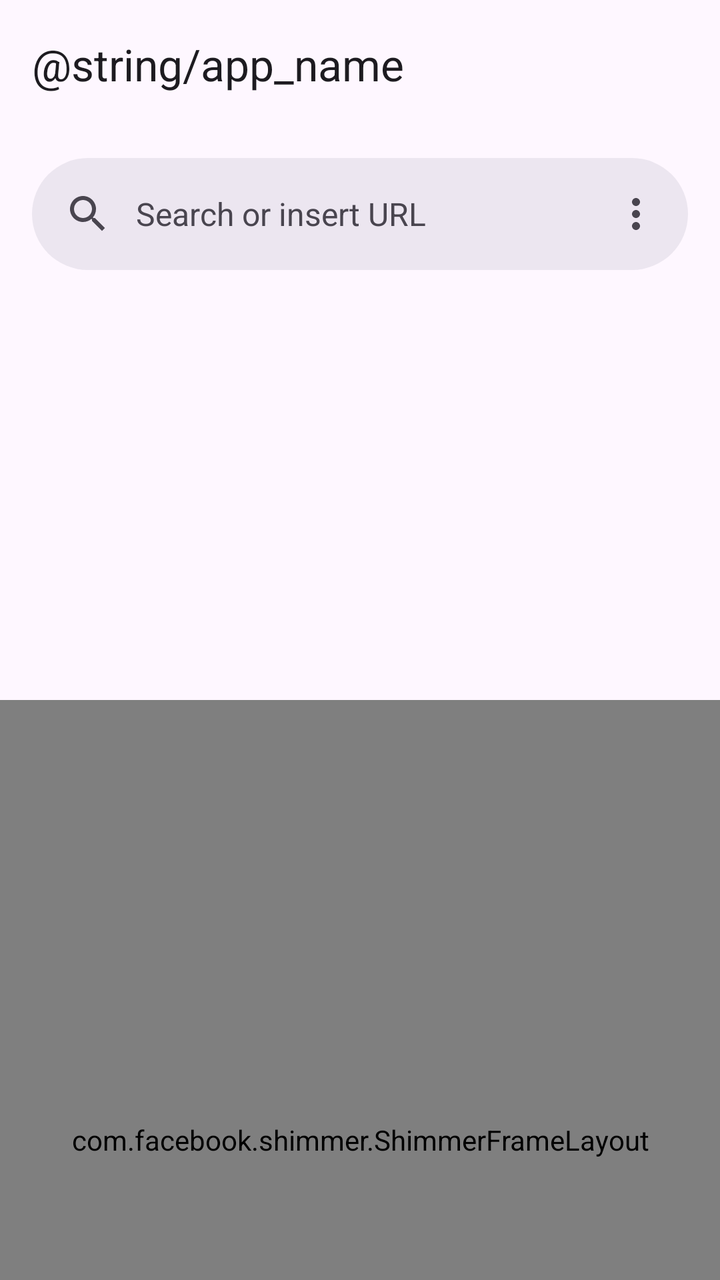
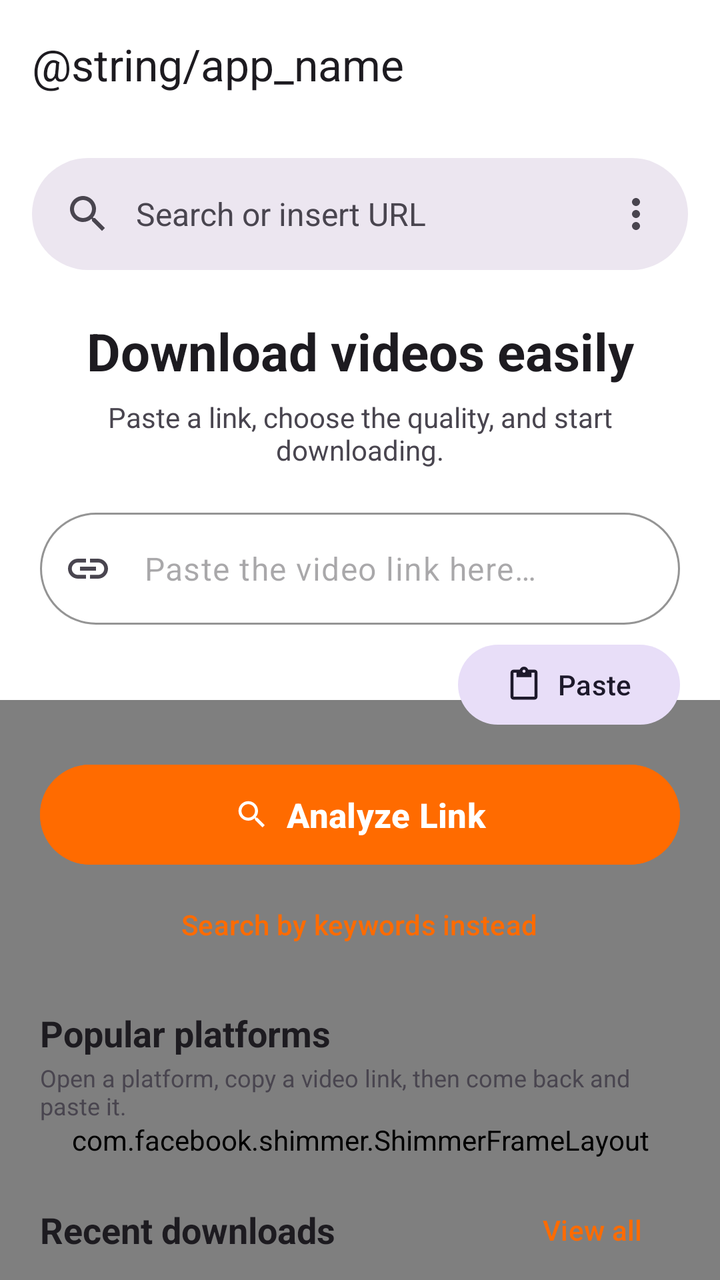

An Android layout rendered at two revisions. The XML below is the earlier revision; the diff shows what the commit changed to produce the second picture.
<!-- AndroidManifest.xml: application theme BaseTheme -->
<!-- res/layout/fragment_home.xml -->
<?xml version="1.0" encoding="utf-8"?>
<androidx.coordinatorlayout.widget.CoordinatorLayout android:layout_width="match_parent"
    android:layout_height="match_parent"
    xmlns:app="http://schemas.android.com/apk/res-auto"
    xmlns:android="http://schemas.android.com/apk/res/android">

    <com.google.android.material.search.SearchView
        android:id="@+id/search_view"
        android:layout_width="match_parent"
        android:layout_height="match_parent"
        android:hint="@string/search_hint"
        app:layout_anchor="@id/search_bar">

        <LinearLayout
            android:layout_width="match_parent"
            android:layout_height="wrap_content"
            android:orientation="vertical">

            <HorizontalScrollView
                android:layout_width="wrap_content"
                android:scrollbars="none"
                android:paddingHorizontal="10dp"
                android:layout_height="wrap_content">

                <com.google.android.material.chip.ChipGroup
                    android:id="@+id/providers"
                    android:layout_marginTop="5dp"
                    app:singleSelection="true"
                    app:chipSpacingVertical="-10dp"
                    android:layout_width="wrap_content"
                    android:layout_height="wrap_content"
                    app:singleLine="true" />

            </HorizontalScrollView>

            <View
                android:id="@+id/chipGroupDivider"
                android:layout_width="match_parent"
                android:layout_height="1dp"
                style="@style/Divider.Vertical"/>

            <androidx.constraintlayout.widget.ConstraintLayout
                android:id="@+id/queries_constraint"
                android:layout_width="match_parent"
                android:layout_height="wrap_content">

                <com.google.android.material.chip.ChipGroup
                    android:id="@+id/queries"
                    android:layout_margin="10dp"
                    app:chipSpacingVertical="-10dp"
                    app:layout_constraintStart_toStartOf="parent"
                    app:layout_constraintTop_toTopOf="parent"
                    app:layout_constraintHorizontal_bias="0.0"
                    app:layout_constraintEnd_toStartOf="@+id/init_search_query"
                    android:layout_width="0dp"
                    android:layout_height="wrap_content"
                    app:singleLine="false" />

                <com.google.android.material.button.MaterialButton
                    android:id="@+id/init_search_query"
                    style="?attr/materialIconButtonStyle"
                    android:layout_width="wrap_content"
                    android:layout_height="wrap_content"
                    android:layout_margin="10dp"
                    app:iconSize="20dp"
                    app:cornerRadius="10dp"
                    app:icon="@drawable/ic_search"
                    app:layout_constraintEnd_toEndOf="parent"
                    app:layout_constraintTop_toTopOf="parent" />

            </androidx.constraintlayout.widget.ConstraintLayout>

            <androidx.recyclerview.widget.RecyclerView
                android:id="@+id/search_suggestions_recycler"
                android:layout_width="match_parent"
                android:layout_height="wrap_content" />

        </LinearLayout>

    </com.google.android.material.search.SearchView>

    <RelativeLayout
        app:layout_behavior="@string/appbar_scrolling_view_behavior"
        android:layout_width="match_parent"
        android:layout_height="wrap_content">

        <androidx.recyclerview.widget.RecyclerView
            android:layout_width="match_parent"
            android:id="@+id/recyclerViewHome"
            android:orientation="vertical"
            android:layout_height="wrap_content"
            android:scrollbars="none"
            android:clipToPadding="false"
            android:paddingBottom="200dp"
            app:layoutManager="androidx.recyclerview.widget.LinearLayoutManager"
            />

        <com.facebook.shimmer.ShimmerFrameLayout
            android:layout_width="match_parent"
            android:layout_height="match_parent"
            android:layout_below="@id/recyclerViewHome"
            android:id="@+id/shimmer_results_framelayout"
            android:orientation="vertical">

            <LinearLayout
                android:layout_width="match_parent"
                android:layout_height="wrap_content"
                android:layout_margin="10dp"
                android:orientation="vertical">

                <include layout="@layout/result_card_shimmer" />

                <include layout="@layout/result_card_shimmer" />

                <include layout="@layout/result_card_shimmer" />

                <include layout="@layout/result_card_shimmer" />

                <include layout="@layout/result_card_shimmer" />


            </LinearLayout>

        </com.facebook.shimmer.ShimmerFrameLayout>

    </RelativeLayout>

    <com.google.android.material.appbar.AppBarLayout
        android:id="@+id/home_appbarlayout"
        android:background="@null"
        android:layout_width="match_parent"
        android:layout_height="wrap_content">

        <com.google.android.material.appbar.MaterialToolbar
            android:id="@+id/home_toolbar"
            android:layout_width="match_parent"
            app:title="@string/app_name"
            app:layout_scrollFlags="scroll|enterAlways"
            android:layout_height="wrap_content" />

        <androidx.constraintlayout.widget.ConstraintLayout
            android:layout_width="match_parent"
            android:layout_marginVertical="15dp"
            app:layout_scrollFlags="scroll|enterAlways"
            android:layout_height="wrap_content">

            <com.facebook.shimmer.ShimmerFrameLayout
                android:id="@+id/progress"
                android:layout_width="0dp"
                android:layout_height="0dp"
                android:translationZ="250dp"
                android:visibility="gone"
                app:layout_constraintBottom_toBottomOf="@+id/search_bar"
                app:layout_constraintEnd_toEndOf="@+id/search_bar"
                app:layout_constraintStart_toStartOf="@+id/search_bar"
                app:layout_constraintTop_toTopOf="@+id/search_bar"
                app:shimmer_auto_start="true">

                <com.google.android.material.card.MaterialCardView
                    android:layout_width="match_parent"
                    android:layout_height="match_parent"
                    app:cardCornerRadius="30dp">

                </com.google.android.material.card.MaterialCardView>


            </com.facebook.shimmer.ShimmerFrameLayout>


            <com.google.android.material.search.SearchBar
                android:id="@+id/search_bar"
                android:layout_width="match_parent"
                android:layout_height="match_parent"
                android:hint="@string/search_hint"
                app:menu="@menu/main_menu" >

            </com.google.android.material.search.SearchBar>

        </androidx.constraintlayout.widget.ConstraintLayout>

        <HorizontalScrollView
            android:id="@+id/playlist_selection_chips_scrollview"
            android:layout_width="wrap_content"
            android:scrollbars="none"
            android:visibility="gone"
            app:layout_scrollFlags="scroll|enterAlways"
            android:layout_height="wrap_content">

            <LinearLayout
                android:layout_width="wrap_content"
                android:paddingHorizontal="20dp"
                android:layout_height="wrap_content">

                <com.google.android.material.chip.ChipGroup
                    android:layout_width="wrap_content"
                    app:selectionRequired="false"
                    android:id="@+id/playlist_selection_chips"
                    app:singleSelection="true"
                    android:layout_height="wrap_content">

                    <com.google.android.material.chip.Chip
                        android:id="@+id/all"
                        style="@style/Widget.Material3.Chip.Filter"
                        android:layout_width="wrap_content"
                        android:layout_height="wrap_content"
                        android:gravity="center"
                        android:text="@string/all"
                        android:tag="all"
                        android:checked="true"
                        android:minWidth="30dp"
                        app:cornerRadius="10dp"
                        app:layout_constraintBottom_toBottomOf="parent"
                        app:layout_constraintStart_toStartOf="parent"
                        app:layout_constraintTop_toTopOf="parent" />

                </com.google.android.material.chip.ChipGroup>

            </LinearLayout>

        </HorizontalScrollView>

    </com.google.android.material.appbar.AppBarLayout>


    <LinearLayout
        android:id="@+id/home_fabs"
        android:layout_width="match_parent"
        android:layout_height="wrap_content"
        android:orientation="vertical"
        android:layout_gravity="bottom|end">

            <com.google.android.material.floatingactionbutton.ExtendedFloatingActionButton
                android:id="@+id/copied_url_fab"
                android:visibility="gone"
                android:layout_width="wrap_content"
                android:layout_height="wrap_content"
                android:layout_gravity="bottom|end"
                android:text="@string/link_you_copied"
                android:layout_marginHorizontal="16dp"
                android:layout_marginBottom="10dp"
                android:contentDescription="@string/link_you_copied"
                app:icon="@drawable/ic_clipboard"
                app:useCompatPadding="true" />

        <com.google.android.material.floatingactionbutton.ExtendedFloatingActionButton
            android:id="@+id/download_all_fab"
            android:visibility="gone"
            android:layout_width="wrap_content"
            android:layout_height="wrap_content"
            android:layout_gravity="bottom|end"
            android:layout_marginBottom="10dp"
            android:layout_marginHorizontal="16dp"
            android:text="@string/download_all"
            app:icon="@drawable/ic_down" />

        <com.google.android.material.floatingactionbutton.ExtendedFloatingActionButton
            android:id="@+id/download_selected_fab"
            android:visibility="gone"
            app:elevation="0dp"
            android:layout_width="wrap_content"
            android:layout_height="wrap_content"
            android:layout_gravity="bottom|end"
            android:layout_margin="16dp"
            android:layout_marginBottom="10dp"
            app:icon="@drawable/ic_down"
            android:text="@string/download"
            app:srcCompat="@drawable/ic_music"/>

    </LinearLayout>

</androidx.coordinatorlayout.widget.CoordinatorLayout>
<!-- res/layout/result_card_shimmer.xml (included above) -->
<?xml version="1.0" encoding="utf-8"?>
<androidx.constraintlayout.widget.ConstraintLayout android:layout_width="match_parent"
    android:layout_height="match_parent"
    xmlns:android="http://schemas.android.com/apk/res/android">

    <RelativeLayout android:layout_width="0dp"
        android:layout_height="0dp"
        app:layout_constraintDimensionRatio="H,16:9"
        app:layout_constraintStart_toStartOf="parent"
        app:layout_constraintEnd_toEndOf="parent"
        app:layout_constraintTop_toTopOf="parent"
        xmlns:app="http://schemas.android.com/apk/res-auto"
        >

        <androidx.cardview.widget.CardView
            android:layout_width="match_parent"
            android:layout_height="match_parent"
            app:cardCornerRadius="20dp"
            app:cardElevation="0dp"
            app:cardMaxElevation="12dp"
            app:cardBackgroundColor="@color/grey"
            app:cardPreventCornerOverlap="true"
            android:layout_margin="10dp"
            >

            <androidx.appcompat.widget.AppCompatImageView
                android:layout_width="match_parent"
                android:layout_height="match_parent" />

            <TextView
                android:layout_width="300dp"
                android:layout_height="10dp"
                android:layout_marginTop="20dp"
                android:layout_marginLeft="10dp"
                android:paddingRight="20dp"
                android:paddingBottom="20dp"
                android:paddingLeft="20dp"
                android:textSize="15sp"
                android:textColor="@color/white"
                android:background="@color/light_grey"
                android:textStyle="bold"
                android:shadowRadius="2"
                android:shadowDx="4"
                android:shadowDy="4"
                android:shadowColor="@color/black" />

            <TextView
                android:layout_width="200dp"
                android:layout_height="10dp"
                android:layout_marginTop="40dp"
                android:layout_marginLeft="10dp"
                android:paddingRight="20dp"
                android:paddingBottom="20dp"
                android:paddingLeft="20dp"
                android:textSize="15sp"
                android:textColor="@color/white"
                android:background="@color/light_grey"
                android:textStyle="bold"
                android:shadowRadius="2"
                android:shadowDx="4"
                android:shadowDy="4"
                android:shadowColor="@color/black" />

            <TextView
                android:layout_width="50dp"
                android:layout_height="10dp"
                android:layout_gravity="bottom"
                android:layout_marginBottom="20dp"
                android:layout_marginLeft="10dp"
                android:background="@color/light_grey"
                android:gravity="bottom"
                android:paddingTop="10dp"
                android:paddingRight="20dp"
                android:paddingBottom="20dp"
                android:paddingLeft="20dp"
                android:textSize="15sp"
                android:textColor="@color/white"
                android:textStyle="bold"
                android:shadowRadius="1.5"
                android:shadowDx="4"
                android:shadowDy="4"
                android:shadowColor="@color/black" />

            <LinearLayout
                android:layout_width="match_parent"
                android:layout_height="match_parent"
                android:gravity="bottom|right"
                android:orientation="horizontal"
                android:paddingBottom="16dp"
                android:paddingLeft="10dp"
                android:paddingRight="10dp">

                <com.google.android.material.button.MaterialButton
                    style="@style/Widget.MaterialComponents.ExtendedFloatingActionButton.Icon"
                    android:id="@+id/download_music"
                    android:layout_width="48dp"
                    android:layout_height="48dp"
                    app:cornerRadius="10dp"
                    app:backgroundTint="@color/light_grey"
                    android:layout_marginLeft="10dp"
                    />

                <com.google.android.material.button.MaterialButton
                    style="@style/Widget.MaterialComponents.ExtendedFloatingActionButton.Icon"
                    android:id="@+id/download_video"
                    android:layout_width="48dp"
                    android:layout_height="48dp"
                    app:cornerRadius="10dp"
                    app:backgroundTint="@color/light_grey"
                    android:layout_marginLeft="10dp"
                    />

            </LinearLayout>

        </androidx.cardview.widget.CardView>
    </RelativeLayout>

</androidx.constraintlayout.widget.ConstraintLayout>
<!-- resources referenced by this layout -->
<resources>
  <color name="black">#000000</color>
  <color name="grey">#323232</color>
  <color name="light_grey">#A6A6A6</color>
  <color name="white">#FFFFFF</color>
  <string name="all">All</string>
  <string name="download">Download</string>
  <string name="download_all">Download all</string>
  <string name="link_you_copied">Link you copied</string>
  <string name="search_hint">Search or insert URL</string>
  <style name="BaseTheme" parent="Theme.Material3.Light.NoActionBar">
          <item name="android:windowLightStatusBar">?attr/isLightTheme</item>
          <item name="android:statusBarColor">@android:color/transparent</item>
          <item name="alertDialogTheme">@style/ThemeOverlay.Material3.MaterialAlertDialog</item>
          <item name="dialogCornerRadius">28dp</item>
          <item name="windowActionModeOverlay">true</item>
          <item name="actionBarTheme">@style/ThemeOverlay.Material3.Light</item>
          <item name="android:windowLightNavigationBar" tools:ignore="NewApi">true</item>
          <item name="switchPreferenceCompatStyle">@style/Preference.SwitchPreferenceCompat.Material3</item>
          <item name="snackbarStyle">@style/snackBarStyle</item>
          <item name="preferenceTheme">@style/PreferenceTheme</item>
          <item name="android:windowOptOutEdgeToEdgeEnforcement" tools:targetApi="35">true</item>
      </style>
  <style name="Divider">
          <item name="android:background">@color/light_grey</item>
      </style>
  <style name="Preference.SwitchPreferenceCompat.Material3" parent="@style/Preference.SwitchPreferenceCompat.Material">
          <item name="widgetLayout">@layout/preferece_material_switch</item>
      </style>
  <style name="PreferenceTheme" parent="PreferenceThemeOverlay">
          <item name="singleLineTitle">false</item>
      </style>
  <!-- unchanged entries left out for length: 6 -->
</resources>

<!-- the commit's change to res/layout/fragment_home.xml (unified diff, before → after) -->
@@ -125,6 +125,12 @@
 
     </RelativeLayout>
 
+    <include
+        layout="@layout/tahvo_home_hero"
+        android:layout_width="match_parent"
+        android:layout_height="match_parent"
+        app:layout_behavior="@string/appbar_scrolling_view_behavior" />
+
     <com.google.android.material.appbar.AppBarLayout
         android:id="@+id/home_appbarlayout"
         android:background="@null"
@@ -139,6 +145,7 @@
             android:layout_height="wrap_content" />
 
         <androidx.constraintlayout.widget.ConstraintLayout
+            android:id="@+id/tahvo_search_row"
             android:layout_width="match_parent"
             android:layout_marginVertical="15dp"
             app:layout_scrollFlags="scroll|enterAlways"
@@ -388,3 +395,184 @@
     </RelativeLayout>
 
 </androidx.constraintlayout.widget.ConstraintLayout>
+<!-- res/layout/tahvo_home_hero.xml (included above) -->
+<?xml version="1.0" encoding="utf-8"?>
+<androidx.core.widget.NestedScrollView xmlns:android="http://schemas.android.com/apk/res/android"
+    xmlns:app="http://schemas.android.com/apk/res-auto"
+    android:id="@+id/tahvo_hero"
+    android:layout_width="match_parent"
+    android:layout_height="match_parent"
+    android:clipToPadding="false"
+    android:fillViewport="true"
+    android:paddingBottom="120dp">
+
+    <LinearLayout
+        android:layout_width="match_parent"
+        android:layout_height="wrap_content"
+        android:orientation="vertical"
+        android:paddingHorizontal="20dp"
+        android:paddingTop="8dp">
+
+        <TextView
+            android:id="@+id/tahvo_headline"
+            android:layout_width="match_parent"
+            android:layout_height="wrap_content"
+            android:gravity="center"
+            android:text="@string/tahvo_home_headline"
+            android:textColor="?attr/colorOnSurface"
+            android:textSize="26sp"
+            android:textStyle="bold" />
+
+        <TextView
+            android:layout_width="match_parent"
+            android:layout_height="wrap_content"
+            android:layout_marginTop="6dp"
+            android:gravity="center"
+            android:text="@string/tahvo_home_subtitle"
+            android:textColor="?attr/colorOnSurfaceVariant"
+            android:textSize="14sp" />
+
+        <com.google.android.material.textfield.TextInputLayout
+            android:id="@+id/tahvo_url_layout"
+            style="@style/Widget.Material3.TextInputLayout.OutlinedBox"
+            android:layout_width="match_parent"
+            android:layout_height="wrap_content"
+            android:layout_marginTop="22dp"
+            android:hint="@string/tahvo_url_hint"
+            app:boxCornerRadiusBottomEnd="28dp"
+            app:boxCornerRadiusBottomStart="28dp"
+            app:boxCornerRadiusTopEnd="28dp"
+            app:boxCornerRadiusTopStart="28dp"
+            app:boxStrokeColor="@color/tahvo_orange"
+            app:endIconContentDescription="@string/tahvo_clear"
+            app:endIconMode="clear_text"
+            app:hintEnabled="false"
+            app:startIconDrawable="@drawable/ic_link">
+
+            <com.google.android.material.textfield.TextInputEditText
+                android:id="@+id/tahvo_url_input"
+                android:layout_width="match_parent"
+                android:layout_height="wrap_content"
+                android:hint="@string/tahvo_url_hint"
+                android:imeOptions="actionGo"
+                android:inputType="textUri"
+                android:maxLines="2"
+                android:minHeight="56dp"
+                android:textDirection="firstStrong" />
+
+        </com.google.android.material.textfield.TextInputLayout>
+
+        <LinearLayout
+            android:layout_width="match_parent"
+            android:layout_height="wrap_content"
+            android:layout_marginTop="6dp"
+            android:gravity="end"
+            android:orientation="horizontal">
+
+            <com.google.android.material.button.MaterialButton
+                android:id="@+id/tahvo_paste_btn"
+                style="@style/Widget.Material3.Button.TonalButton"
+                android:layout_width="wrap_content"
+                android:layout_height="wrap_content"
+                android:text="@string/tahvo_paste"
+                app:icon="@drawable/ic_clipboard" />
+
+        </LinearLayout>
+
+        <com.google.android.material.button.MaterialButton
+            android:id="@+id/tahvo_analyze_btn"
+            android:layout_width="match_parent"
+            android:layout_height="58dp"
+            android:layout_marginTop="12dp"
+            android:backgroundTint="@color/tahvo_orange"
+            android:text="@string/tahvo_analyze_link"
+            android:textColor="@color/tahvo_white"
+            android:textSize="17sp"
+            android:textStyle="bold"
+            app:cornerRadius="29dp"
+            app:icon="@drawable/ic_search"
+            app:iconGravity="textStart"
+            app:iconTint="@color/tahvo_white" />
+
+        <com.google.android.material.button.MaterialButton
+            android:id="@+id/tahvo_keyword_search_btn"
+            style="@style/Widget.Material3.Button.TextButton"
+            android:layout_width="wrap_content"
+            android:layout_height="wrap_content"
+            android:layout_gravity="center_horizontal"
+            android:layout_marginTop="2dp"
+            android:text="@string/tahvo_search_by_keywords"
+            android:textColor="@color/tahvo_orange" />
+
+        <TextView
+            android:layout_width="match_parent"
+            android:layout_height="wrap_content"
+            android:layout_marginTop="18dp"
+            android:text="@string/tahvo_platforms"
+            android:textColor="?attr/colorOnSurface"
+            android:textSize="18sp"
+            android:textStyle="bold" />
+
+        <TextView
+            android:layout_width="match_parent"
+            android:layout_height="wrap_content"
+            android:layout_marginTop="2dp"
+            android:text="@string/tahvo_platforms_hint"
+            android:textColor="?attr/colorOnSurfaceVariant"
+            android:textSize="12sp" />
+
+        <GridLayout
+            android:id="@+id/tahvo_platforms_grid"
+            android:layout_width="match_parent"
+            android:layout_height="wrap_content"
+            android:layout_marginTop="10dp"
+            android:columnCount="3"
+            android:useDefaultMargins="false" />
+
+        <LinearLayout
+            android:layout_width="match_parent"
+            android:layout_height="wrap_content"
+            android:layout_marginTop="20dp"
+            android:gravity="center_vertical"
+            android:orientation="horizontal">
+
+            <TextView
+                android:layout_width="0dp"
+                android:layout_height="wrap_content"
+                android:layout_weight="1"
+                android:text="@string/tahvo_recent_downloads"
+                android:textColor="?attr/colorOnSurface"
+                android:textSize="18sp"
+                android:textStyle="bold" />
+
+            <com.google.android.material.button.MaterialButton
+                android:id="@+id/tahvo_view_all_btn"
+                style="@style/Widget.Material3.Button.TextButton"
+                android:layout_width="wrap_content"
+                android:layout_height="wrap_content"
+                android:text="@string/tahvo_view_all"
+                android:textColor="@color/tahvo_orange" />
+
+        </LinearLayout>
+
+        <LinearLayout
+            android:id="@+id/tahvo_recent_list"
+            android:layout_width="match_parent"
+            android:layout_height="wrap_content"
+            android:orientation="vertical" />
+
+        <TextView
+            android:id="@+id/tahvo_recent_empty"
+            android:layout_width="match_parent"
+            android:layout_height="wrap_content"
+            android:layout_marginTop="6dp"
+            android:background="@drawable/tahvo_soft_card"
+            android:gravity="center"
+            android:padding="18dp"
+            android:text="@string/tahvo_no_downloads_yet"
+            android:textColor="?attr/colorOnSurfaceVariant"
+            android:visibility="gone" />
+
+    </LinearLayout>
+
+</androidx.core.widget.NestedScrollView>
<!-- resource entries referenced after the edit -->
@@ -3,13 +3,40 @@
   <color name="black">#000000</color>
   <color name="grey">#323232</color>
   <color name="light_grey">#A6A6A6</color>
+  <color name="tahvo_orange">#FF6B00</color>
+  <color name="tahvo_white">#FFFFFF</color>
   <color name="white">#FFFFFF</color>
+  <!-- drawable ic_link (drawable) -->
+  <vector android:height="24dp" android:tint="#00A6FF"
+      android:viewportHeight="24" android:viewportWidth="24"
+      android:width="24dp" xmlns:android="http://schemas.android.com/apk/res/android">
+      <path android:fillColor="@android:color/white" android:pathData="M3.9,12c0,-1.71 1.39,-3.1 3.1,-3.1h4L11,7L7,7c-2.76,0 -5,2.24 -5,5s2.24,5 5,5h4v-1.9L7,15.1c-1.71,0 -3.1,-1.39 -3.1,-3.1zM8,13h8v-2L8,11v2zM17,7h-4v1.9h4c1.71,0 3.1,1.39 3.1,3.1s-1.39,3.1 -3.1,3.1h-4L13,17h4c2.76,0 5,-2.24 5,-5s-2.24,-5 -5,-5z"/>
+  </vector>
+  <!-- drawable tahvo_soft_card (drawable) -->
+  <?xml version="1.0" encoding="utf-8"?>
+  <shape xmlns:android="http://schemas.android.com/apk/res/android" android:shape="rectangle">
+      <solid android:color="?attr/colorSurfaceVariant" />
+      <corners android:radius="18dp" />
+  </shape>
   <string name="all">All</string>
   <string name="download">Download</string>
   <string name="download_all">Download all</string>
   <string name="link_you_copied">Link you copied</string>
   <string name="search_hint">Search or insert URL</string>
+  <string name="tahvo_analyze_link">Analyze Link</string>
+  <string name="tahvo_clear">Clear</string>
+  <string name="tahvo_home_headline">Download videos easily</string>
+  <string name="tahvo_home_subtitle">Paste a link, choose the quality, and start downloading.</string>
+  <string name="tahvo_no_downloads_yet">No downloads yet. Your downloaded files will appear here.</string>
+  <string name="tahvo_paste">Paste</string>
+  <string name="tahvo_platforms">Popular platforms</string>
+  <string name="tahvo_platforms_hint">Open a platform, copy a video link, then come back and paste it.</string>
+  <string name="tahvo_recent_downloads">Recent downloads</string>
+  <string name="tahvo_search_by_keywords">Search by keywords instead</string>
+  <string name="tahvo_url_hint">Paste the video link here…</string>
+  <string name="tahvo_view_all">View all</string>
   <style name="BaseTheme" parent="Theme.Material3.Light.NoActionBar">
+          <item name="android:windowBackground">@color/tahvo_white</item>
           <item name="android:windowLightStatusBar">?attr/isLightTheme</item>
           <item name="android:statusBarColor">@android:color/transparent</item>
           <item name="alertDialogTheme">@style/ThemeOverlay.Material3.MaterialAlertDialog</item>
